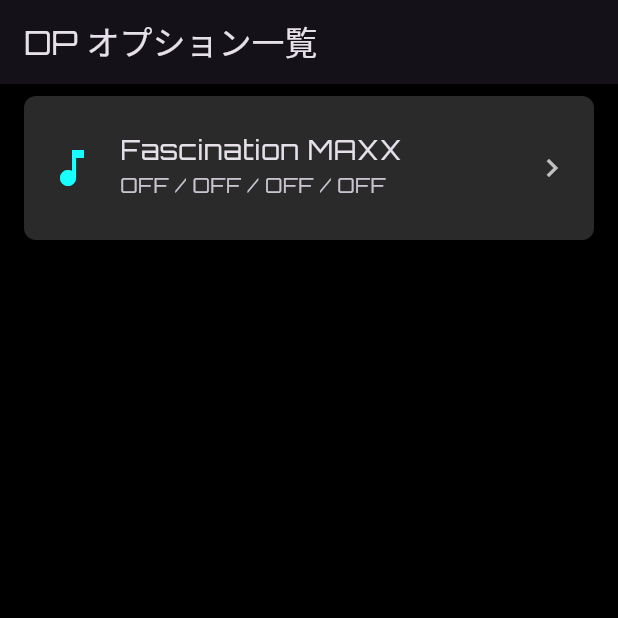
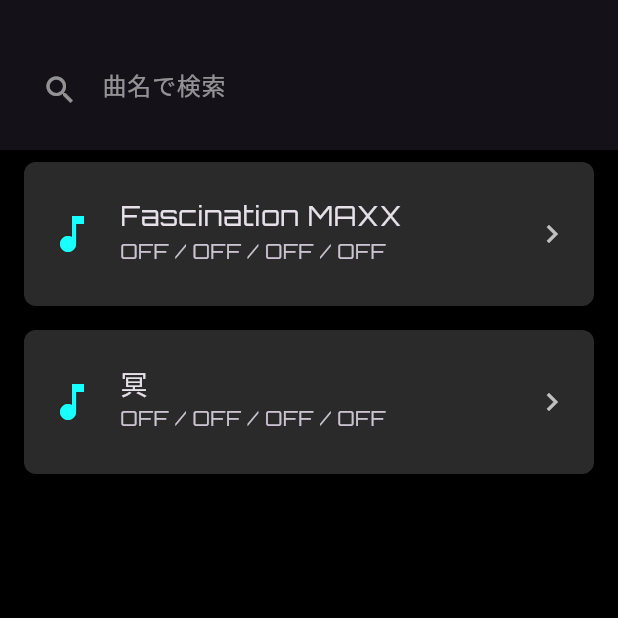
Before and after one commit to noiren/DP_Option-Checker, a Flutter app: the screen it shows after launch, on a phone screen of 412 x 824 dp, the top half of it. Run offline on Flutter 3.47's test engine with Material 3 defaults, Android fonts, the phone set to English and light mode, and no system bars; our stand-ins replace google_fonts.

Commit message:
曲検索機能作成

```diff
--- a/lib/screens/home_screen.dart
+++ b/lib/screens/home_screen.dart
@@ -1,4 +1,3 @@
-
 import 'package:flutter/material.dart';
 import '../models/option_entry.dart';
 import 'edit_dialog.dart';
@@ -11,7 +10,7 @@ class HomeScreen extends StatefulWidget {
 }
 
 class HomeScreenState extends State<HomeScreen> {
-  // デフォルトOFFオプションを１つだけ保持
+  // デフォルトOFFオプション
   final Option defaultOption = Option(
     leftLaneOption: LaneOptionType.off,
     rightLaneOption: LaneOptionType.off,
@@ -19,53 +18,93 @@ class HomeScreenState extends State<HomeScreen> {
     flipOption: FlipType.off,
   );
 
-  // 初期データ: optionsリストは最初 defaultOption のみ
-  List<OptionList> items = [
+  // モックデータ
+  List<OptionList> allItems = [
     OptionList(
       songTitle: 'Fascination MAXX',
       difficulty: DifficultyType.hyper,
-      options: [
-        Option(
-          leftLaneOption: LaneOptionType.off,
-          rightLaneOption: LaneOptionType.off,
-          assistPlayOption: AssistPlayType.off,
-          flipOption: FlipType.off,
-        ),
-      ],
+      options: [Option(
+        leftLaneOption: LaneOptionType.off,
+        rightLaneOption: LaneOptionType.off,
+        assistPlayOption: AssistPlayType.off,
+        flipOption: FlipType.off,
+      )],
     ),
-    // 他の曲を追加したい場合はここに同様のOptionListを追加
+    OptionList(
+      songTitle: '冥',
+      difficulty: DifficultyType.another,
+      options: [Option(
+        leftLaneOption: LaneOptionType.off,
+        rightLaneOption: LaneOptionType.off,
+        assistPlayOption: AssistPlayType.off,
+        flipOption: FlipType.off,
+      )],
+    ),
+    // 他の曲…
   ];
+
+  // ユーザー入力に応じて絞り込む
+  String searchQuery = '';
 
   @override
   Widget build(BuildContext context) {
+    // 検索文字列にマッチするものだけを表示
+    final filtered = allItems
+        .where((e) =>
+        e.songTitle.toLowerCase().contains(searchQuery.toLowerCase()))
+        .toList();
+
     return Scaffold(
-      appBar: AppBar(title: const Text('DP オプション一覧')),
+      appBar: AppBar(
+        // 高さを拡張して上に余白を確保
+        toolbarHeight: 100,
+        // 検索バーを下に20px下げる
+        title: Padding(
+          padding: const EdgeInsets.only(top: 20),
+          child: TextField(
+            style: const TextStyle(color: Colors.white),
+            decoration: const InputDecoration(
+              hintText: '曲名で検索',
+              hintStyle: TextStyle(color: Colors.white54),
+              border: InputBorder.none,
+              prefixIcon: Icon(Icons.search, color: Colors.white54),
+            ),
+            onChanged: (v) => setState(() => searchQuery = v),
+          ),
+        ),
+      ),
       body: ListView.builder(
-        itemCount: items.length,
+        itemCount: filtered.length,
         itemBuilder: (context, index) {
-          final entry = items[index];
+          final entry = filtered[index];
           return Card(
             color: const Color(0xFF2A2A2A),
-            shape: RoundedRectangleBorder(borderRadius: BorderRadius.circular(8)),
+            shape:
+            RoundedRectangleBorder(borderRadius: BorderRadius.circular(8)),
             margin: const EdgeInsets.symmetric(horizontal: 16, vertical: 8),
             child: ListTile(
-              contentPadding: const EdgeInsets.symmetric(horizontal: 16, vertical: 12),
-              leading: const Icon(Icons.music_note, color: Colors.cyanAccent, size: 32),
-              title: Text(entry.songTitle, style: const TextStyle(fontSize: 18)),
-              subtitle: Text(entry.options.first.toLabel(), style: const TextStyle(fontSize: 14)),
-              trailing: const Icon(Icons.chevron_right, color: Colors.white70),
+              contentPadding:
+              const EdgeInsets.symmetric(horizontal: 16, vertical: 12),
+              leading: const Icon(Icons.music_note,
+                  color: Colors.cyanAccent, size: 32),
+              title: Text(entry.songTitle,
+                  style: const TextStyle(fontSize: 18)),
+              subtitle: Text(entry.options.first.toLabel(),
+                  style: const TextStyle(fontSize: 14)),
+              trailing:
+              const Icon(Icons.chevron_right, color: Colors.white70),
               onTap: () async {
-                // 現在の options リストを渡してダイアログを呼び出し
                 final updated = await showDialog<List<Option>>(
                   context: context,
                   barrierDismissible: true,
                   builder: (_) => EditDialog(initialOptions: entry.options),
                 );
-
-                // 保存された場合のみ、options を上書き（最大3つに制限）
                 if (updated != null && updated.isNotEmpty) {
                   setState(() {
-                    entry.options = updated.take(3).toList();
+                    // 全アイテムを検索前データから更新
+                    final orig = allItems.firstWhere(
+                            (e) => e.songTitle == entry.songTitle);
+                    orig.options = updated.take(3).toList();
                   });
                 }
               },
```
Also changed, not shown: lib/screens/song_search_delegate.dart (added, +83 -0 lines).
